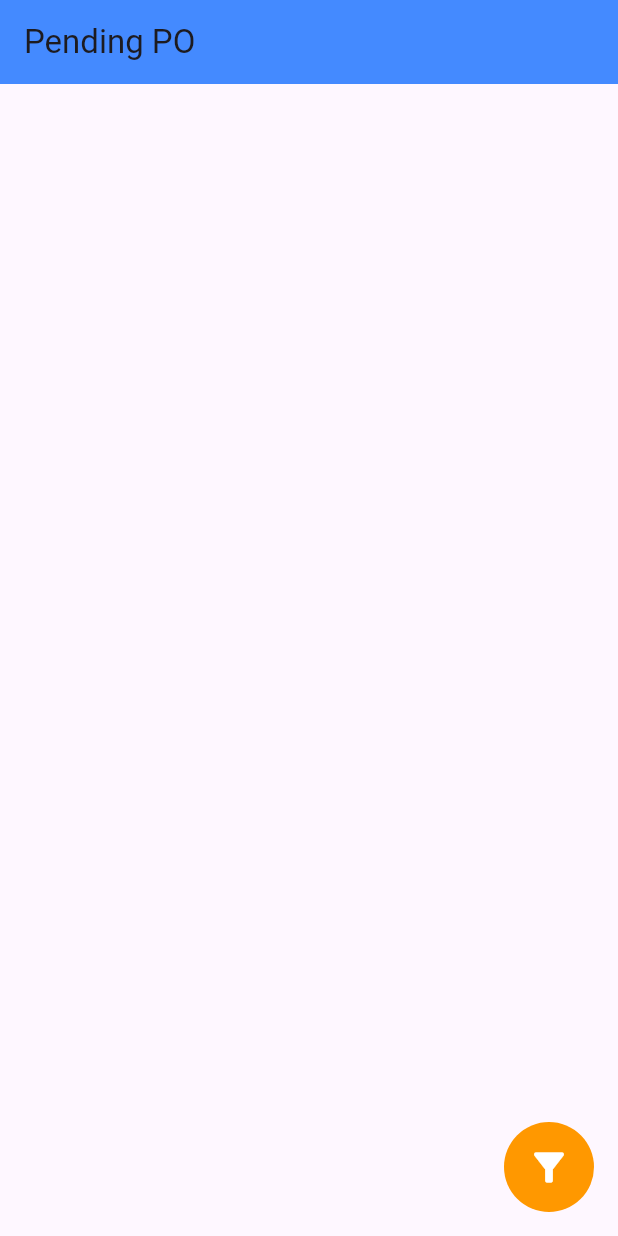
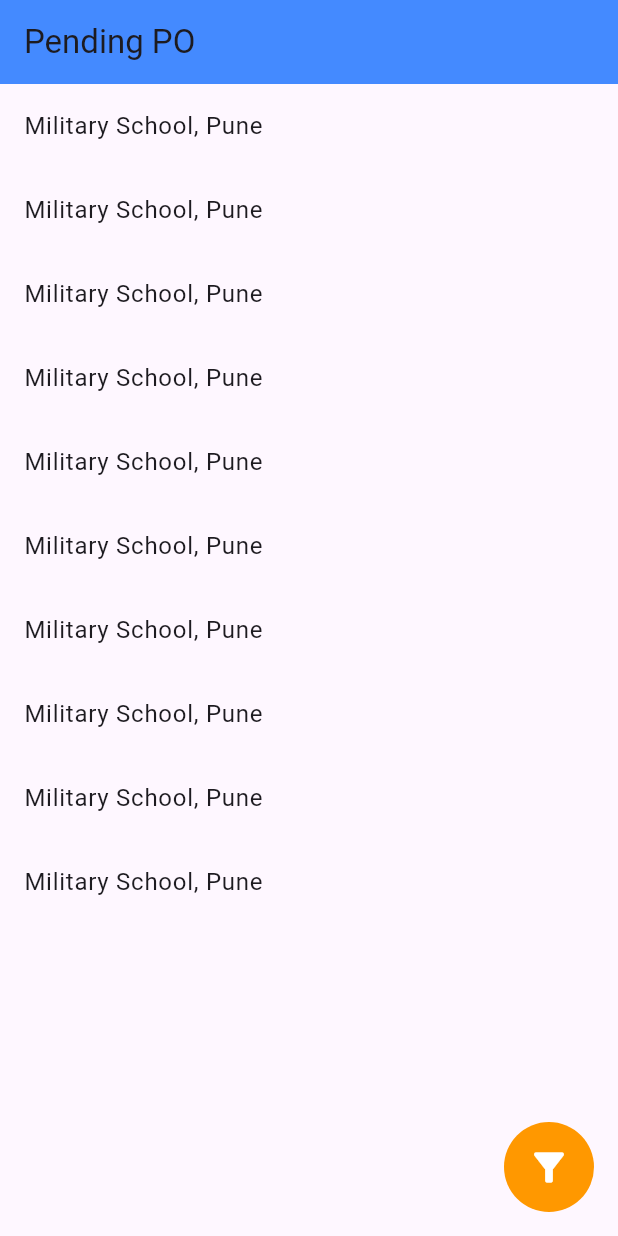
Before and after one commit to AtharvaParadkar/construction_list, a Flutter app: the screen it shows after launch, on a phone screen of 412 x 824 dp. Run offline on Flutter 3.47's test engine with Material 3 defaults, Android fonts, the phone set to English and light mode, and no system bars; our stand-ins replace bloc, flutter_bloc.

Commit message:
Add PendingPO BLoC

```diff
--- a/lib/dummydata.dart
+++ b/lib/dummydata.dart
@@ -8,4 +8,67 @@ final List<PendingPoModel> dummyProjectList = [
     poDate: '04-Feb-2025',
     deliveryDate: '04-Feb-2025',
   ),
+  PendingPoModel(
+    projectId: 'TPL0082',
+    projectName: 'Military School, Pune',
+    supplierName: 'A.K. Building Material',
+    poDate: '04-Feb-2025',
+    deliveryDate: '04-Feb-2025',
+  ),
+  PendingPoModel(
+    projectId: 'TPL0082',
+    projectName: 'Military School, Pune',
+    supplierName: 'A.K. Building Material',
+    poDate: '04-Feb-2025',
+    deliveryDate: '04-Feb-2025',
+  ),
+  PendingPoModel(
+    projectId: 'TPL0082',
+    projectName: 'Military School, Pune',
+    supplierName: 'A.K. Building Material',
+    poDate: '04-Feb-2025',
+    deliveryDate: '04-Feb-2025',
+  ),
+  PendingPoModel(
+    projectId: 'TPL0082',
+    projectName: 'Military School, Pune',
+    supplierName: 'A.K. Building Material',
+    poDate: '04-Feb-2025',
+    deliveryDate: '04-Feb-2025',
+  ),
+  PendingPoModel(
+    projectId: 'TPL0082',
+    projectName: 'Military School, Pune',
+    supplierName: 'A.K. Building Material',
+    poDate: '04-Feb-2025',
+    deliveryDate: '04-Feb-2025',
+  ),
+  PendingPoModel(
+    projectId: 'TPL0082',
+    projectName: 'Military School, Pune',
+    supplierName: 'A.K. Building Material',
+    poDate: '04-Feb-2025',
+    deliveryDate: '04-Feb-2025',
+  ),
+  PendingPoModel(
+    projectId: 'TPL0082',
+    projectName: 'Military School, Pune',
+    supplierName: 'A.K. Building Material',
+    poDate: '04-Feb-2025',
+    deliveryDate: '04-Feb-2025',
+  ),
+  PendingPoModel(
+    projectId: 'TPL0082',
+    projectName: 'Military School, Pune',
+    supplierName: 'A.K. Building Material',
+    poDate: '04-Feb-2025',
+    deliveryDate: '04-Feb-2025',
+  ),
+  PendingPoModel(
+    projectId: 'TPL0082',
+    projectName: 'Military School, Pune',
+    supplierName: 'A.K. Building Material',
+    poDate: '04-Feb-2025',
+    deliveryDate: '04-Feb-2025',
+  ),
 ];
--- a/lib/pending_po/bloc/pending_po_bloc.dart
+++ b/lib/pending_po/bloc/pending_po_bloc.dart
@@ -1,13 +1,30 @@
+import 'dart:async';
+
 import 'package:bloc/bloc.dart';
+import 'package:construction_application/dummydata.dart';
+import 'package:construction_application/pending_po/model/pending_po_model.dart';
 import 'package:flutter/material.dart';
 
 part 'pending_po_event.dart';
+
 part 'pending_po_state.dart';
 
 class PendingPoBloc extends Bloc<PendingPoEvent, PendingPoState> {
   PendingPoBloc() : super(PendingPoInitial()) {
-    on<PendingPoEvent>((event, emit) {
+    on<LoadPendingPoListEvent>(loadPendingPoList);
+  }
 
-    });
+  FutureOr<void> loadPendingPoList(
+      LoadPendingPoListEvent event, Emitter<PendingPoState> emit) async{
+    try {
+      emit(PendingPoLoadingState());
+
+      await Future.delayed(Duration(seconds: 2));
+
+      final pendingPO = dummyProjectList;
+      emit(PendingPoLoadedState(pendingPO));
+    } catch (error) {
+      emit(PendingPoFailureState('$error'));
+    }
   }
 }
--- a/lib/pending_po/bloc/pending_po_event.dart
+++ b/lib/pending_po/bloc/pending_po_event.dart
@@ -2,3 +2,5 @@ part of 'pending_po_bloc.dart';
 
 @immutable
 sealed class PendingPoEvent {}
+
+final class LoadPendingPoListEvent extends PendingPoEvent{}
--- a/lib/pending_po/bloc/pending_po_state.dart
+++ b/lib/pending_po/bloc/pending_po_state.dart
@@ -4,3 +4,17 @@ part of 'pending_po_bloc.dart';
 sealed class PendingPoState {}
 
 final class PendingPoInitial extends PendingPoState {}
+
+final class PendingPoLoadingState extends PendingPoState{}
+
+final class PendingPoLoadedState extends PendingPoState{
+  final List<PendingPoModel> pendingPoList;
+
+  PendingPoLoadedState(this.pendingPoList);
+}
+
+final class PendingPoFailureState extends PendingPoState{
+  final String error;
+
+  PendingPoFailureState(this.error);
+}
--- a/lib/pending_po/ui/pending_po.dart
+++ b/lib/pending_po/ui/pending_po.dart
@@ -1,7 +1,22 @@
+import 'package:construction_application/pending_po/bloc/pending_po_bloc.dart';
+import 'package:flutter_bloc/flutter_bloc.dart';
 import 'package:flutter/material.dart';
 
-class PendingPoList extends StatelessWidget {
+class PendingPoList extends StatefulWidget {
   const PendingPoList({super.key});
+
+  @override
+  State<PendingPoList> createState() => _PendingPoListState();
+}
+
+class _PendingPoListState extends State<PendingPoList> {
+  final PendingPoBloc poBloc = PendingPoBloc();
+
+  @override
+  void initState() {
+    super.initState();
+    poBloc.add(LoadPendingPoListEvent());
+  }
 
   @override
   Widget build(BuildContext context) {
@@ -10,9 +25,34 @@ class PendingPoList extends StatelessWidget {
         title: Text('Pending PO'),
         backgroundColor: Colors.blueAccent,
       ),
-      body: ListView.builder(itemBuilder: (context, index) {
-        return ListTile();
-      }),
+      body: BlocBuilder<PendingPoBloc, PendingPoState>(
+        bloc: poBloc,
+        builder: (context, state) {
+          switch (state.runtimeType) {
+            case const (PendingPoLoadingState):
+              return Center(
+                child: CircularProgressIndicator(),
+              );
+            case const (PendingPoLoadedState):
+              state as PendingPoLoadedState;
+              return ListView.builder(
+                  itemCount: state.pendingPoList.length,
+                  itemBuilder: (context, index) {
+                    final poList = state.pendingPoList[index];
+                    return ListTile(
+                      title: Text(poList.projectName),
+                    );
+                  });
+            case const (PendingPoFailureState):
+              state as PendingPoFailureState;
+              return Center(child: Text(state.error));
+            default:
+              return Center(
+                child: Text('No Data ! ! !'),
+              );
+          }
+        },
+      ),
       floatingActionButton: IconButton(
         onPressed: () {},
         color: Colors.white,
```
